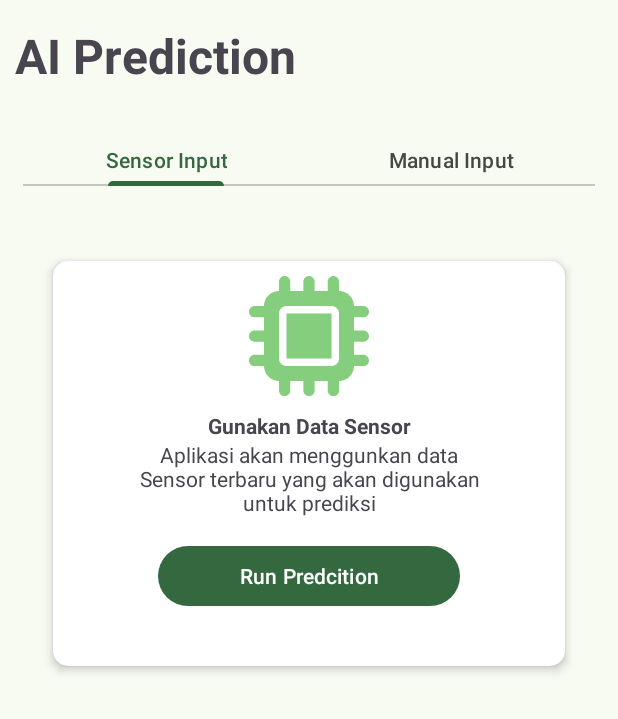
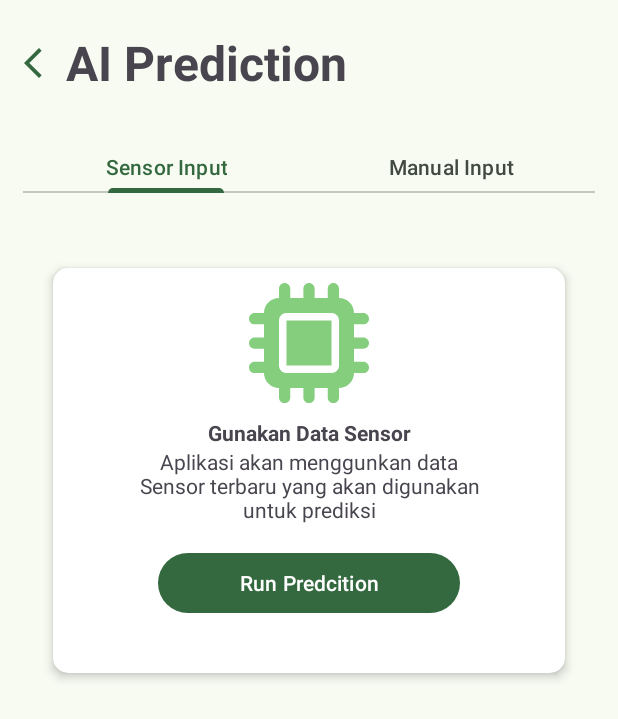
Before and after one commit to GoodGuyzaxx/HarvestFlow, an Android app: the DetectionActivity screen opened directly, with no data from a screen before it, on a phone screen of 412 x 824 dp. Shown: the top 719 px of the screen. Run offline under Robolectric (Android 15) with nearby library versions, the phone set to English and light mode, and no system bars; our stand-ins replace Dagger/Hilt's generated code, Firebase (no records; nobody signed in at launch, a user with empty details on screens opened directly); Roboto replaces fonts that are not available here.

Commit message:
Feat : Add Button Back

```diff
--- a/app/src/main/java/my/id/zaxx/harvestflow/ui/detection/DetectionActivity.kt
+++ b/app/src/main/java/my/id/zaxx/harvestflow/ui/detection/DetectionActivity.kt
@@ -1,6 +1,7 @@
 package my.id.zaxx.harvestflow.ui.detection
 
 import android.os.Bundle
+import android.widget.ImageView
 import androidx.appcompat.app.AppCompatActivity
 import com.google.android.material.tabs.TabLayoutMediator
 import dagger.hilt.android.AndroidEntryPoint
@@ -15,11 +16,17 @@ class DetectionActivity : AppCompatActivity() {
     private lateinit var binding: ActivityDetectionBinding
     private lateinit var viewPagerAdapter : DetectionPagesAdapter
 
+
     override fun onCreate(savedInstanceState: Bundle?) {
         super.onCreate(savedInstanceState)
         binding = ActivityDetectionBinding.inflate(layoutInflater)
         setContentView(binding.root)
         setupViewPager()
+
+        binding.btnBack.setOnClickListener {
+            onBackPressed()
+            finish()
+        }
     }
 
     private fun setupViewPager(){
--- /dev/null
+++ b/app/src/main/res/drawable/ic_back.xml
@@ -0,0 +1,5 @@
+<vector xmlns:android="http://schemas.android.com/apk/res/android" android:height="24dp" android:tint="#000000" android:viewportHeight="24" android:viewportWidth="24" android:width="24dp">
+
+    <path android:fillColor="@android:color/white" android:pathData="M17.77,3.77l-1.77,-1.77l-10,10l10,10l1.77,-1.77l-8.23,-8.23z"/>
+
+</vector>
--- a/app/src/main/res/layout/activity_detection.xml
+++ b/app/src/main/res/layout/activity_detection.xml
@@ -7,16 +7,29 @@
     android:layout_height="match_parent"
     tools:context=".ui.detection.DetectionActivity">
 
+    <ImageView
+        android:id="@+id/btn_back"
+        android:layout_width="wrap_content"
+        android:layout_height="wrap_content"
+        app:tint="@color/md_theme_primary"
+        android:src="@drawable/ic_back"
+        android:layout_marginStart="10dp"
+        android:clickable="true"
+        android:foreground="?attr/selectableItemBackground"
+        app:layout_constraintBottom_toBottomOf="@+id/AI_text"
+        app:layout_constraintStart_toStartOf="parent"
+        app:layout_constraintTop_toTopOf="@+id/AI_text" />
+
     <TextView
         android:id="@+id/AI_text"
         android:layout_width="wrap_content"
         android:layout_height="wrap_content"
-        android:layout_marginTop="15dp"
-        android:layout_marginStart="10dp"
+        android:layout_marginTop="20dp"
         android:text="AI Prediction"
         android:textSize="32sp"
         android:textStyle="bold"
-        app:layout_constraintStart_toStartOf="parent"
+        android:layout_marginStart="10dp"
+        app:layout_constraintStart_toEndOf="@+id/btn_back"
         app:layout_constraintTop_toTopOf="parent" />
 
     <com.google.android.material.tabs.TabLayout
```
